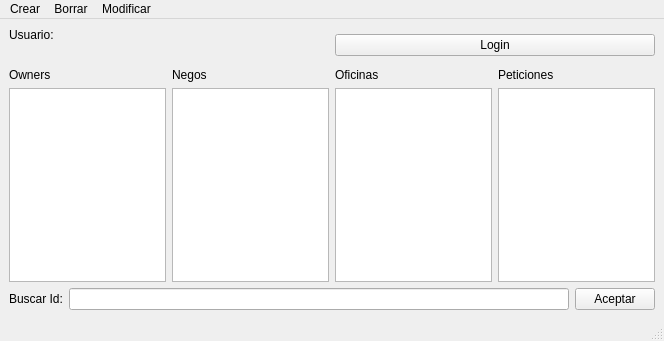
First picture: the form in source/mainwindow.ui, repository hugo19941994/ViajeFacil, before the edit.
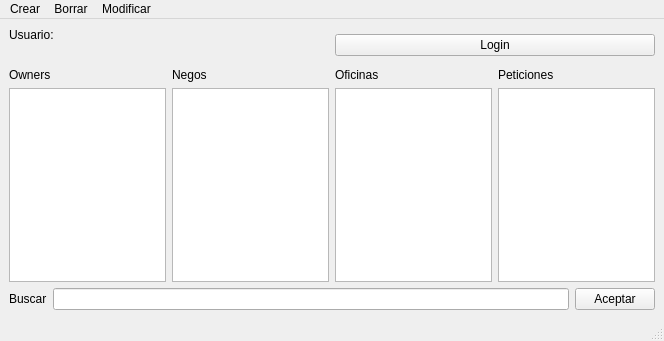
Second picture: the form after the edit.

```diff
--- a/source/mainwindow.ui
+++ b/source/mainwindow.ui
@@ -111,7 +111,7 @@
         <item>
          <widget class="QLabel" name="label_6">
           <property name="text">
-           <string>Buscar Id:</string>
+           <string>Buscar</string>
           </property>
          </widget>
         </item>
```
